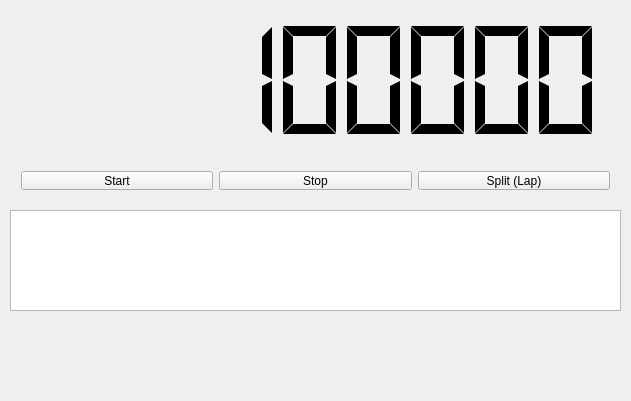
First picture: the form in widget.ui, repository ohmcoe/stop-watch, before the edit.
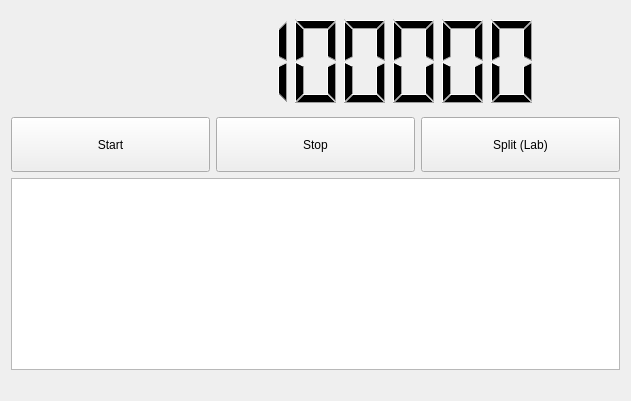
Second picture: the form after the edit. Icons and pictures are not drawn.

Commit message: fix resize widget

```diff
--- a/widget.ui
+++ b/widget.ui
@@ -23,20 +23,22 @@
    <iconset resource="resources.qrc">
     <normaloff>:/stop_watch_icon.ico</normaloff>:/stop_watch_icon.ico</iconset>
   </property>
+  <layout class="QGridLayout" name="gridLayout">
+   <item row="0" column="0">
+    <layout class="QVBoxLayout" name="verticalLayout">
+     <item>
   <widget class="QLCDNumber" name="lcdTime">
-   <property name="geometry">
-    <rect>
-     <x>10</x>
-     <y>10</y>
-     <width>601</width>
-     <height>141</height>
-    </rect>
-   </property>
-   <property name="font">
-    <font>
-     <family>Segoe UI</family>
-     <italic>true</italic>
-    </font>
+       <property name="sizePolicy">
+        <sizepolicy hsizetype="Expanding" vsizetype="Expanding">
+         <horstretch>0</horstretch>
+         <verstretch>0</verstretch>
+        </sizepolicy>
+       </property>
+       <property name="minimumSize">
+        <size>
+         <width>0</width>
+         <height>100</height>
+        </size>
    </property>
    <property name="frameShape">
     <enum>QFrame::NoFrame</enum>
@@ -44,24 +46,102 @@
    <property name="digitCount">
     <number>9</number>
    </property>
-   <property name="segmentStyle">
-    <enum>QLCDNumber::Flat</enum>
-   </property>
    <property name="value" stdset="0">
     <double>888888888.000000000000000</double>
    </property>
-   <property name="intValue" stdset="0">
-    <number>888888888</number>
-   </property>
-  </widget>
-  <widget class="QLabel" name="logoHWC">
-   <property name="geometry">
-    <rect>
-     <x>240</x>
-     <y>320</y>
-     <width>151</width>
-     <height>71</height>
-    </rect>
+      </widget>
+     </item>
+     <item>
+      <layout class="QGridLayout" name="gridLayout_2">
+       <item row="1" column="0">
+        <widget class="QPushButton" name="btnStart">
+         <property name="sizePolicy">
+          <sizepolicy hsizetype="Expanding" vsizetype="Expanding">
+           <horstretch>0</horstretch>
+           <verstretch>0</verstretch>
+          </sizepolicy>
+         </property>
+         <property name="minimumSize">
+          <size>
+           <width>0</width>
+           <height>25</height>
+          </size>
+         </property>
+         <property name="maximumSize">
+          <size>
+           <width>16777215</width>
+           <height>100</height>
+          </size>
+         </property>
+         <property name="text">
+          <string>Start</string>
+         </property>
+        </widget>
+       </item>
+       <item row="1" column="1">
+        <widget class="QPushButton" name="btnStop">
+         <property name="sizePolicy">
+          <sizepolicy hsizetype="Expanding" vsizetype="Expanding">
+           <horstretch>0</horstretch>
+           <verstretch>0</verstretch>
+          </sizepolicy>
+         </property>
+         <property name="minimumSize">
+          <size>
+           <width>0</width>
+           <height>25</height>
+          </size>
+         </property>
+         <property name="maximumSize">
+          <size>
+           <width>16777215</width>
+           <height>100</height>
+          </size>
+         </property>
+         <property name="text">
+          <string>Stop</string>
+         </property>
+        </widget>
+       </item>
+       <item row="1" column="2">
+        <widget class="QPushButton" name="btnSplit">
+         <property name="sizePolicy">
+          <sizepolicy hsizetype="Expanding" vsizetype="Expanding">
+           <horstretch>0</horstretch>
+           <verstretch>0</verstretch>
+          </sizepolicy>
+         </property>
+         <property name="minimumSize">
+          <size>
+           <width>0</width>
+           <height>25</height>
+          </size>
+         </property>
+         <property name="maximumSize">
+          <size>
+           <width>16777215</width>
+           <height>100</height>
+          </size>
+         </property>
+         <property name="text">
+          <string>Split (Lab)</string>
+         </property>
+        </widget>
+       </item>
+      </layout>
+     </item>
+     <item>
+      <widget class="QTextBrowser" name="txtLog"/>
+     </item>
+     <item>
+      <layout class="QHBoxLayout" name="horizontalLayout">
+       <item>
+        <widget class="QLabel" name="label">
+         <property name="maximumSize">
+          <size>
+           <width>200</width>
+           <height>100</height>
+          </size>
    </property>
    <property name="text">
     <string/>
@@ -73,70 +153,12 @@
     <bool>true</bool>
    </property>
   </widget>
-  <widget class="QTextBrowser" name="txtLog">
-   <property name="geometry">
-    <rect>
-     <x>10</x>
-     <y>210</y>
-     <width>611</width>
-     <height>101</height>
-    </rect>
-   </property>
-   <property name="openLinks">
-    <bool>false</bool>
-   </property>
-  </widget>
-  <widget class="QWidget" name="layoutWidget">
-   <property name="geometry">
-    <rect>
-     <x>10</x>
-     <y>160</y>
-     <width>611</width>
-     <height>41</height>
-    </rect>
-   </property>
-   <layout class="QGridLayout" name="gridLayout">
-    <item row="0" column="1">
-     <widget class="QPushButton" name="btnStop">
-      <property name="sizePolicy">
-       <sizepolicy hsizetype="Minimum" vsizetype="Expanding">
-        <horstretch>0</horstretch>
-        <verstretch>0</verstretch>
-       </sizepolicy>
-      </property>
-      <property name="text">
-       <string>Stop</string>
-      </property>
-     </widget>
-    </item>
-    <item row="0" column="0">
-     <widget class="QPushButton" name="btnStart">
-      <property name="sizePolicy">
-       <sizepolicy hsizetype="Minimum" vsizetype="Expanding">
-        <horstretch>0</horstretch>
-        <verstretch>0</verstretch>
-       </sizepolicy>
-      </property>
-      <property name="text">
-       <string>Start</string>
-      </property>
-     </widget>
-    </item>
-    <item row="0" column="2">
-     <widget class="QPushButton" name="btnSplit">
-      <property name="sizePolicy">
-       <sizepolicy hsizetype="Minimum" vsizetype="Expanding">
-        <horstretch>0</horstretch>
-        <verstretch>0</verstretch>
-       </sizepolicy>
-      </property>
-      <property name="text">
-       <string>Split (Lap)</string>
-      </property>
-     </widget>
-    </item>
-   </layout>
-  </widget>
+       </item>
+      </layout>
+     </item>
+    </layout>
+   </item>
+  </layout>
  </widget>
  <layoutdefault spacing="6" margin="11"/>
  <resources>
```
Lines whose indentation alone changed are shown as unchanged. The commit also changes 3 other files.
